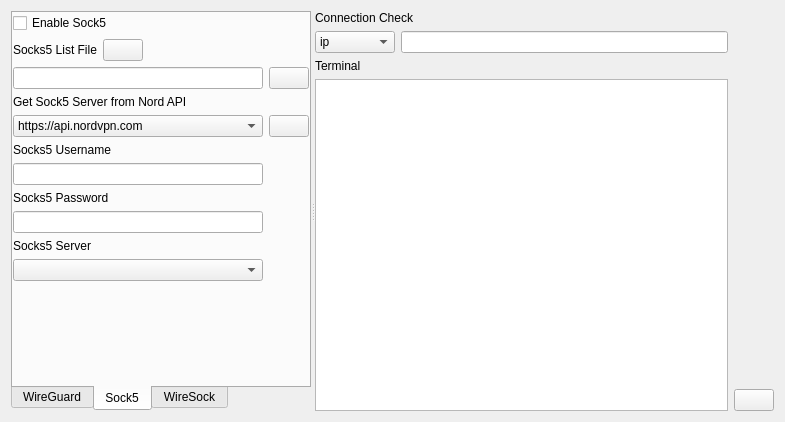
Qt form Ui_MainWindow.ui (Holence/WireSock-GUI) before a commit.
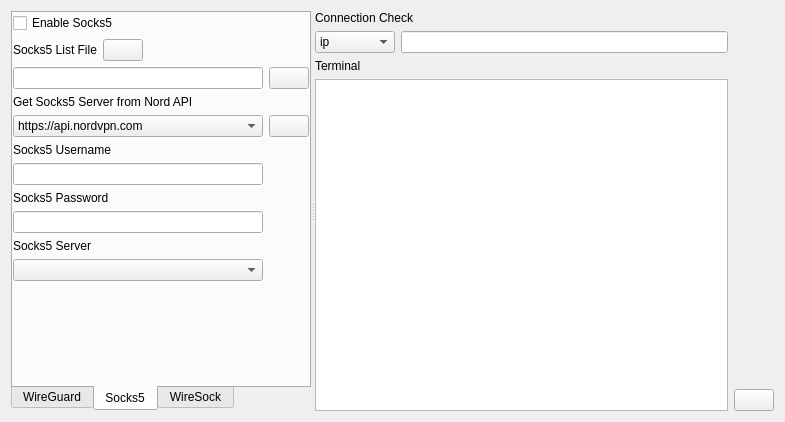
The same form after that commit. The open tabs and pages were chosen to show the change. Custom widgets are drawn as their Qt base class.

```diff
--- a/Ui_MainWindow.ui
+++ b/Ui_MainWindow.ui
@@ -128,7 +128,7 @@
       </widget>
       <widget class="QWidget" name="tab_sock5">
        <attribute name="title">
-        <string>Sock5</string>
+        <string>Socks5</string>
        </attribute>
        <layout class="QGridLayout" name="gridLayout_2">
         <property name="leftMargin">
@@ -143,7 +143,7 @@
         <item row="3" column="0">
          <widget class="QLabel" name="label_13">
           <property name="text">
-           <string>Get Sock5 Server from Nord API</string>
+           <string>Get Socks5 Server from Nord API</string>
           </property>
          </widget>
         </item>
@@ -230,7 +230,7 @@
         <item row="0" column="0">
          <widget class="QCheckBox" name="checkBox_sock5">
           <property name="text">
-           <string>Enable Sock5</string>
+           <string>Enable Socks5</string>
           </property>
          </widget>
         </item>
```
Left out of the diff: 10 changed lines with no effect on the pictures.
